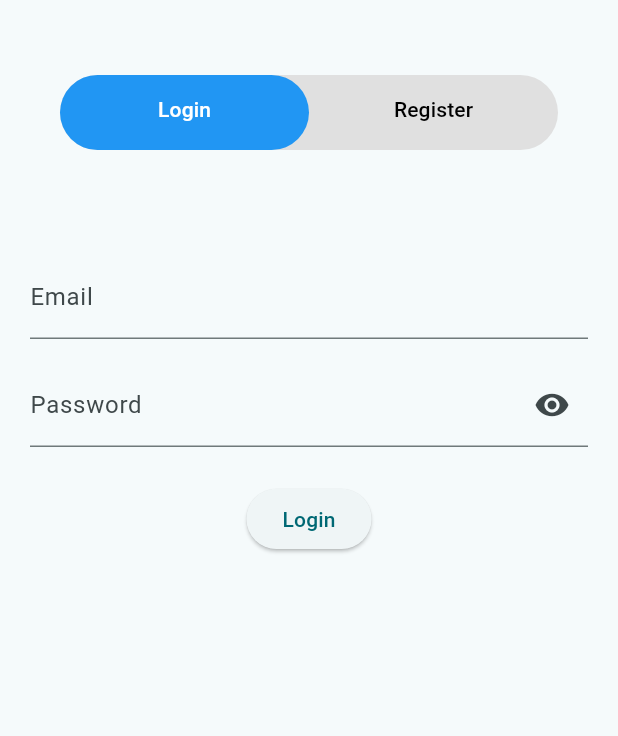
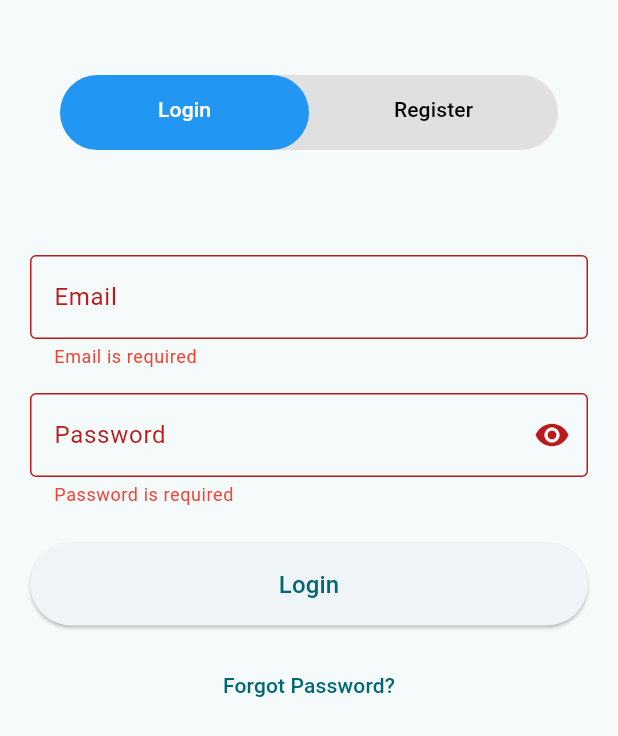
Before and after one commit to dnguyen0091/ResuMaker-Mobile, a Flutter app: the EnterUser screen opened directly, after a tap on "Login", on a phone screen of 412 x 824 dp. Shown: the top 736 px of the screen. Run offline on Flutter 3.47's test engine with Material 3 defaults, Android fonts, the phone set to English and light mode, and no system bars; our stand-ins replace flutter_svg.

Commit message:
Add files via upload
-Updated input decoration
-Forgot Password Button Added
-Form Validation added

```diff
--- a/resumaker_mobile/lib/Forms/login.dart
+++ b/resumaker_mobile/lib/Forms/login.dart
@@ -9,24 +9,49 @@ class LoginUser extends StatefulWidget {
 
 class _LoginUserState extends State<LoginUser> {
   bool _obscureText = true; // Initially password is obscured
+  final _formKey = GlobalKey<FormState>(); // Add form key
+
+  // Add controllers to access field values
+  final TextEditingController _emailController = TextEditingController();
+  final TextEditingController _passwordController = TextEditingController();
 
   @override
   Widget build(BuildContext context) {
     return Form(
+      key: _formKey, // Attach the key to the form
       child: Column(
+        crossAxisAlignment: CrossAxisAlignment.stretch, // Make elements fill width
         children: [
           TextFormField(
+            controller: _emailController, // Attach controller
+            keyboardType: TextInputType.emailAddress, // Set keyboard type
             decoration: const InputDecoration(
               labelText: 'Email',
               hintText: 'example@example.org',
+              // Add error styling
+              errorStyle: TextStyle(color: Colors.red),
+              border: OutlineInputBorder(),
             ),
+            validator: (value) {
+              if (value == null || value.isEmpty) {
+                return 'Email is required';
+              }
+              if (!value.contains('@') || !value.contains('.')) {
+                return 'Enter a valid email address';
+              }
+              return null;
+            },
           ),
           const SizedBox(height: 16), // Add spacing between fields
           TextFormField(
+            controller: _passwordController, // Attach controller
             obscureText: _obscureText, // Use the state variable here
             decoration: InputDecoration(
               labelText: 'Password',
               hintText: 'Password',
+              // Add error styling
+              errorStyle: const TextStyle(color: Colors.red),
+              border: const OutlineInputBorder(),
               // Add a button to toggle password visibility
               suffixIcon: IconButton(
                 icon: Icon(
@@ -41,18 +66,60 @@ class _LoginUserState extends State<LoginUser> {
                 },
               ),
             ),
+            validator: (value) {
+              if (value == null || value.isEmpty) {
+                return 'Password is required';
+              }
+              return null;
+            },
           ),
           const SizedBox(height: 24), // Add spacing before button
           ElevatedButton(
             onPressed: () {
-              // Validate the form w/ endpoint
+              // Validate all form fields
+              if (_formKey.currentState!.validate()) {
+                // Only proceed if validation passes
+                validateLogin();
+              }
+            },
+            style: ElevatedButton.styleFrom(
+              padding: const EdgeInsets.symmetric(vertical: 16),
+            ),
+            child: const Text(
+              'Login',
+              style: TextStyle(fontSize: 16),
+            ),
+          ),
 
-              // If successful pass to next page
-            },
-            child: const Text('Login'),
+          // Add a forgot password option
+          Padding(
+            padding: const EdgeInsets.symmetric(vertical: 16.0),
+            child: TextButton(
+              onPressed: () {
+                // Handle forgot password
+              },
+              child: const Text('Forgot Password?'),
+            ),
           ),
         ],
       ),
     );
   }
+
+  void validateLogin() {
+    // Now you can access the values using the controllers
+    final email = _emailController.text;
+    final password = _passwordController.text;
+
+    print('Login attempt with email: $email');
+
+  }
+
+  @override
+  void dispose() {
+    // Clean up controllers
+    _emailController.dispose();
+    _passwordController.dispose();
+    super.dispose();
+  }
 }
```
Also changed, not shown: resumaker_mobile/lib/Forms/register.dart (+13 -3 lines).
